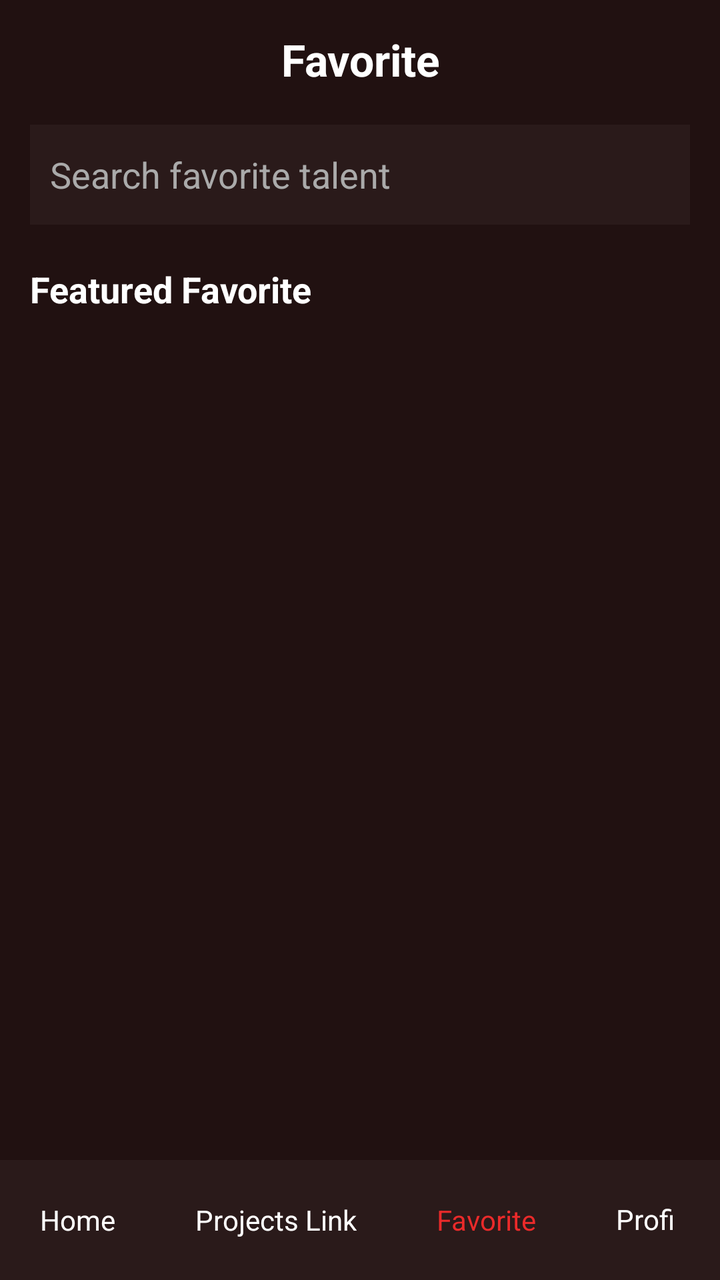
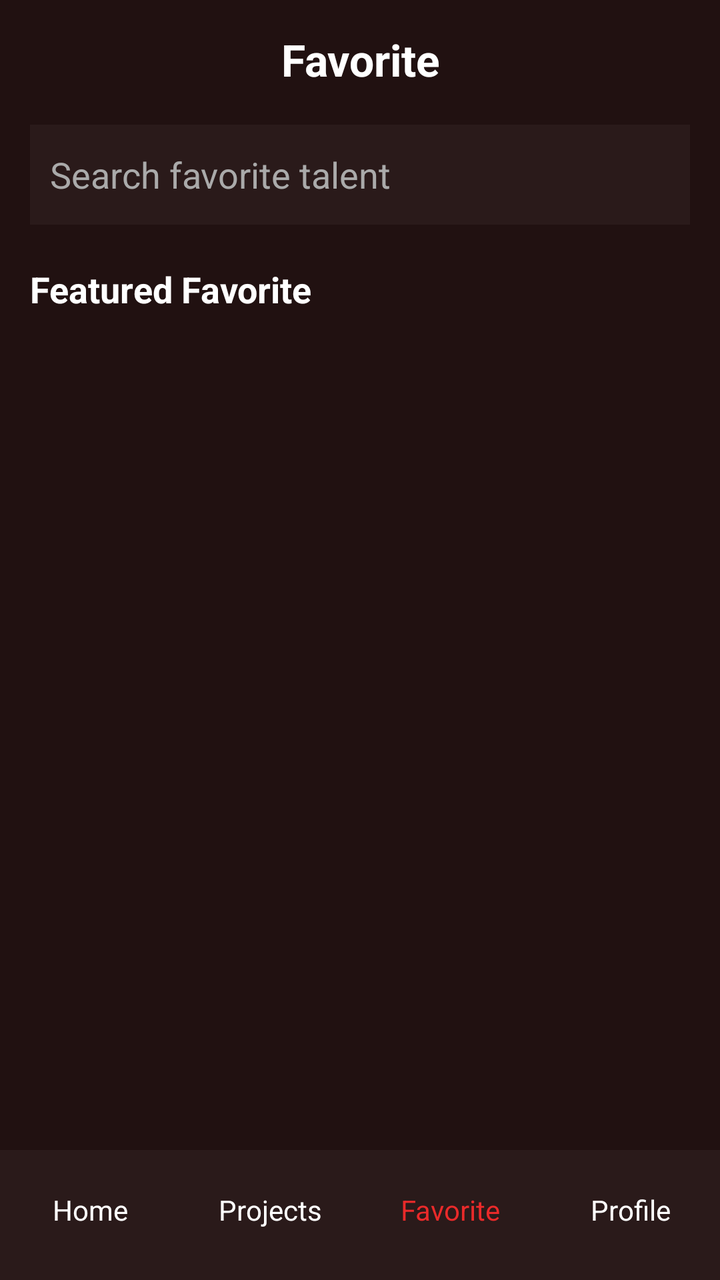

The first picture is an Android layout as it rendered before a commit; the second is the same layout after the commit. The layout source and the unified diff follow.
<!-- AndroidManifest.xml: application theme Theme.LaraCIN -->
<!-- res/layout/activity_favorite.xml -->
<?xml version="1.0" encoding="utf-8"?>
<LinearLayout xmlns:android="http://schemas.android.com/apk/res/android"
    xmlns:app="http://schemas.android.com/apk/res-auto"
    android:id="@+id/mainFavorite"
    android:layout_width="match_parent"
    android:layout_height="match_parent"
    android:orientation="vertical"
    android:background="#211111">

    <LinearLayout
        android:layout_width="match_parent"
        android:layout_height="match_parent"
        android:layout_weight="1"
        android:orientation="vertical"
        android:padding="15dp">

        <TextView
            android:id="@+id/tvFavoriteHeader"
            android:layout_width="match_parent"
            android:layout_height="wrap_content"
            android:layout_marginBottom="18dp"
            android:gravity="center"
            android:text="Favorite"
            android:textColor="#FFFFFF"
            android:textSize="22sp"
            android:textStyle="bold" />

        <EditText
            android:id="@+id/etFavoriteSearch"
            android:layout_width="match_parent"
            android:layout_height="50dp"
            android:background="#2a1a1a"
            android:hint="Search favorite talent"
            android:padding="10dp"
            android:textColor="#FFFFFF"
            android:textColorHint="#AAAAAA" />

        <TextView
            android:id="@+id/tvFavoriteSection"
            android:layout_width="match_parent"
            android:layout_height="wrap_content"
            android:layout_marginTop="20dp"
            android:text="Featured Favorite"
            android:textColor="#FFFFFF"
            android:textSize="18sp"
            android:textStyle="bold" />

        <ListView
            android:id="@+id/listFavoriteUsers"
            android:layout_width="match_parent"
            android:layout_height="0dp"
            android:layout_weight="1"
            android:layout_marginTop="12dp"
            android:divider="@android:color/transparent"
            android:dividerHeight="10dp" />

    </LinearLayout>

    <LinearLayout
        android:layout_width="match_parent"
        android:layout_height="60dp"
        android:background="#2a1a1a"
        android:gravity="center"
        android:orientation="horizontal">

        <TextView
            android:id="@+id/navHome"
            android:layout_width="wrap_content"
            android:layout_height="wrap_content"
            android:layout_margin="20dp"
            android:text="Home"
            android:textColor="#FFFFFF" />

        <TextView
            android:id="@+id/navProjects"
            android:layout_width="wrap_content"
            android:layout_height="wrap_content"
            android:layout_margin="20dp"
            android:text="Projects Link"
            android:textColor="#FFFFFF" />

        <TextView
            android:id="@+id/navFavorite"
            android:layout_width="wrap_content"
            android:layout_height="wrap_content"
            android:layout_margin="20dp"
            android:text="Favorite"
            android:textColor="#ea2a2a" />

        <TextView
            android:id="@+id/navProfile"
            android:layout_width="wrap_content"
            android:layout_height="wrap_content"
            android:layout_margin="20dp"
            android:text="Profile"
            android:textColor="#FFFFFF" />

    </LinearLayout>



</LinearLayout>
<!-- resources referenced by this layout -->
<resources>
  <style name="Theme.LaraCIN" parent="Base.Theme.LaraCIN" />
  <style name="Base.Theme.LaraCIN" parent="Theme.Material3.DayNight.NoActionBar">
          
          
      </style>
</resources>

<!-- the commit's change to res/layout/activity_favorite.xml (unified diff, before → after) -->
@@ -1,6 +1,5 @@
 <?xml version="1.0" encoding="utf-8"?>
 <LinearLayout xmlns:android="http://schemas.android.com/apk/res/android"
-    xmlns:app="http://schemas.android.com/apk/res-auto"
     android:id="@+id/mainFavorite"
     android:layout_width="match_parent"
     android:layout_height="match_parent"
@@ -9,7 +8,7 @@
 
     <LinearLayout
         android:layout_width="match_parent"
-        android:layout_height="match_parent"
+        android:layout_height="0dp"
         android:layout_weight="1"
         android:orientation="vertical"
         android:padding="15dp">
@@ -58,45 +57,48 @@
 
     <LinearLayout
         android:layout_width="match_parent"
-        android:layout_height="60dp"
+        android:layout_height="65dp"
         android:background="#2a1a1a"
         android:gravity="center"
-        android:orientation="horizontal">
+        android:orientation="horizontal"
+        android:paddingBottom="5dp">
 
         <TextView
             android:id="@+id/navHome"
-            android:layout_width="wrap_content"
-            android:layout_height="wrap_content"
-            android:layout_margin="20dp"
+            android:layout_width="0dp"
+            android:layout_height="match_parent"
+            android:layout_weight="1"
+            android:gravity="center"
             android:text="Home"
             android:textColor="#FFFFFF" />
 
         <TextView
             android:id="@+id/navProjects"
-            android:layout_width="wrap_content"
-            android:layout_height="wrap_content"
-            android:layout_margin="20dp"
-            android:text="Projects Link"
+            android:layout_width="0dp"
+            android:layout_height="match_parent"
+            android:layout_weight="1"
+            android:gravity="center"
+            android:text="Projects"
             android:textColor="#FFFFFF" />
 
         <TextView
             android:id="@+id/navFavorite"
-            android:layout_width="wrap_content"
-            android:layout_height="wrap_content"
-            android:layout_margin="20dp"
+            android:layout_width="0dp"
+            android:layout_height="match_parent"
+            android:layout_weight="1"
+            android:gravity="center"
             android:text="Favorite"
             android:textColor="#ea2a2a" />
 
         <TextView
             android:id="@+id/navProfile"
-            android:layout_width="wrap_content"
-            android:layout_height="wrap_content"
-            android:layout_margin="20dp"
+            android:layout_width="0dp"
+            android:layout_height="match_parent"
+            android:layout_weight="1"
+            android:gravity="center"
             android:text="Profile"
             android:textColor="#FFFFFF" />
 
     </LinearLayout>
 
-
-
 </LinearLayout>
